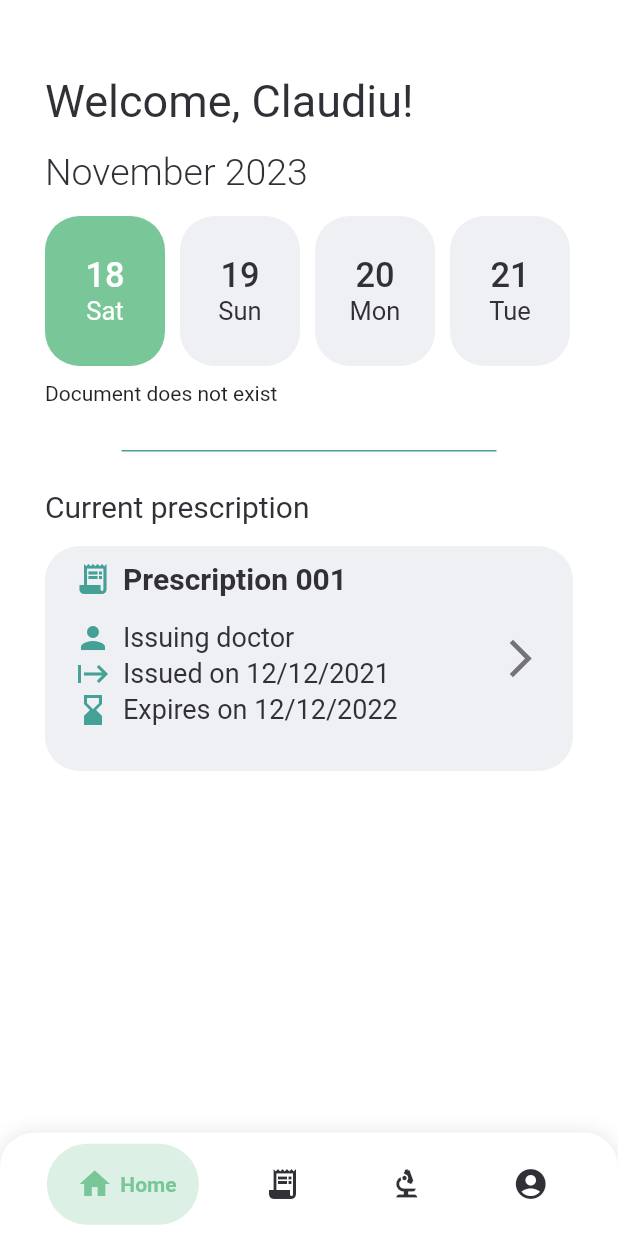
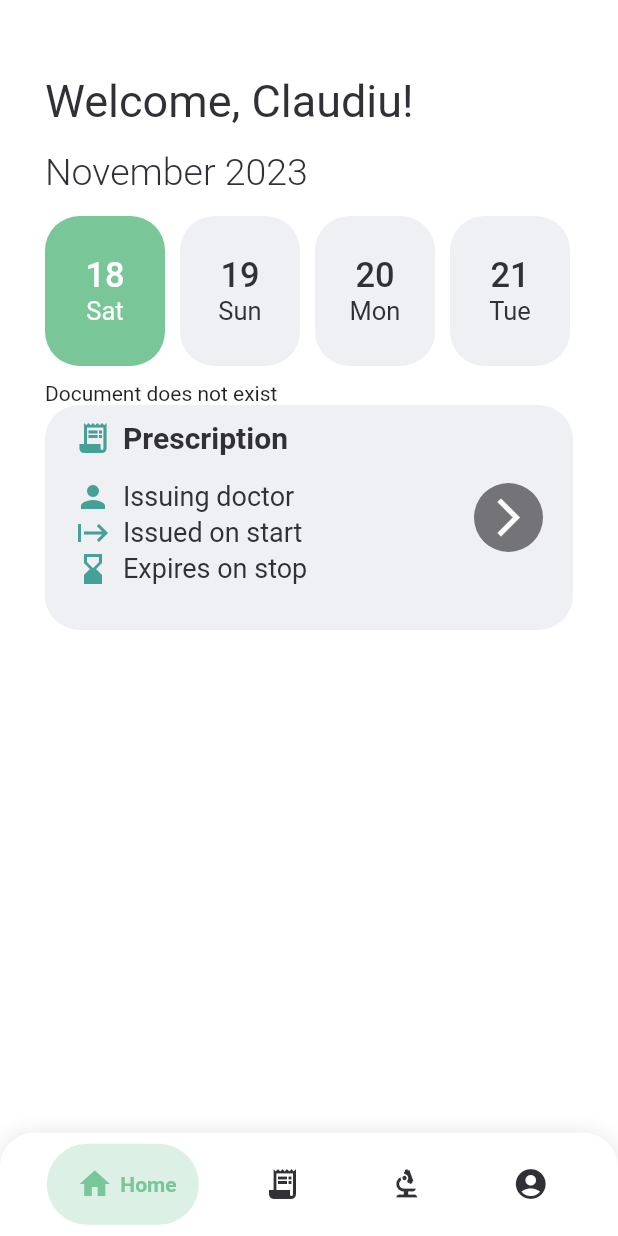
Before and after one commit to Team-Redevo/HealthHub, a Flutter app: the screen it shows after launch, on a phone screen of 412 x 824 dp. Run offline on Flutter 3.47's test engine with Material 2 defaults, Android fonts, the phone set to English and light mode, and no system bars; drawn by our look-alikes of google_nav_bar; our stand-ins replace cloud_firestore, firebase_core, flutter_slidable; accounts and stored records are empty; Roboto replaces fonts that are missing (Poppins).

Commit message:
complete merge + fix merging issues

```diff
--- a/health_hub_user_app/lib/homepage.dart
+++ b/health_hub_user_app/lib/homepage.dart
@@ -168,37 +168,16 @@ class _HomePageState extends State<HomePage> {
                           ),
                         );
                       }
-
                       return Text("loading");
                     },
                   ),
-                  Padding(
-                    padding: const EdgeInsets.only(top: 30, bottom: 25),
-                    child: Center(
-                      child: SizedBox(
-                        height: 1,
-                        width: 250,
-                        child: Container(
-                            decoration: BoxDecoration(color: secondaryColor)),
-                      ),
-                    ),
-                  ),
-                  Text('Current prescription',
-                      style: TextStyle(color: primaryTextColor, fontSize: 20)),
-                  SizedBox(
-                    height: 15,
-                  ),
-                  InkWell(
-                      onTap: () {
-                        // TO DO: Navigate to prescription page
-                      },
-                      child: PrescriptionInfoCard()),
-                ],
-              ),
-            ],
-          ),
+                  PrescriptionInfoCard("start", "stop", ["prescription"]),
+              ],
+            ),
+          ],
         ),
       ),
+    ),
     );
   }
 }
--- a/health_hub_user_app/lib/utils/custom_prescription_info_card.dart
+++ b/health_hub_user_app/lib/utils/custom_prescription_info_card.dart
@@ -1,8 +1,13 @@
+import "package:firebase_core/firebase_core.dart";
 import "package:flutter/material.dart";
 import "package:health_hub_user_app/main.dart";
 
 class PrescriptionInfoCard extends StatelessWidget {
-  PrescriptionInfoCard();
+  final String prescriptionDateStart;
+  final String prescriptionDateFinal;
+  final List<String> prescriptionRow;
+
+  PrescriptionInfoCard(this.prescriptionDateStart, this.prescriptionDateFinal, this.prescriptionRow);
 
   @override
   Widget build(BuildContext context) {
@@ -25,18 +30,19 @@ class PrescriptionInfoCard extends StatelessWidget {
                 mainAxisAlignment: MainAxisAlignment.start,
                 crossAxisAlignment: CrossAxisAlignment.start,
                 children: [
-                  Row(
+                  // title
+                  const Row(
                     children: [
                       Icon(
-                        Icons.receipt_long, // Choose the appropriate icon
-                        color: secondaryColor, // Customize the icon color
-                        size: 24, // Customize the icon size
+                        Icons.receipt_long,
+                        color: secondaryColor,
+                        size: 24,
                       ),
                       SizedBox(
                           width:
-                              8), // Adjust the space between the icon and text
+                              8),
                       Text(
-                        "Prescription 001",
+                        "Prescription",
                         style: TextStyle(
                           color: primaryTextColor,
                           fontSize: 20,
@@ -45,18 +51,19 @@ class PrescriptionInfoCard extends StatelessWidget {
                       ),
                     ],
                   ),
-                  Padding(
-                    padding: const EdgeInsets.only(top: 15),
+                  // issuing doctor
+                  const Padding(
+                    padding: EdgeInsets.only(top: 15),
                     child: Row(
                       children: [
                         Icon(
-                          Icons.person, // Choose the appropriate icon
-                          color: secondaryColor, // Customize the icon color
-                          size: 24, // Customize the icon size
+                          Icons.person,
+                          color: secondaryColor,
+                          size: 24,
                         ),
                         SizedBox(
                             width:
-                                8), // Adjust the space between the icon and text
+                                8),
                         Text(
                           "Issuing doctor",
                           style: TextStyle(
@@ -68,19 +75,18 @@ class PrescriptionInfoCard extends StatelessWidget {
                       ],
                     ),
                   ),
+                  // issue date
                   Row(
                     children: [
-                      Icon(
+                      const Icon(
                         Icons.start, // Choose the appropriate icon
                         color: secondaryColor, // Customize the icon color
                         size: 24, // Customize the icon size
                       ),
-                      SizedBox(
-                          width:
-                              8), // Adjust the space between the icon and text
+                      const SizedBox(width:8), // Adjust the space between the icon and text
                       Text(
-                        "Issued on 12/12/2021",
-                        style: TextStyle(
+                        "Issued on $prescriptionDateStart",
+                        style: const TextStyle(
                           color: primaryTextColor,
                           fontSize: 18,
                           fontWeight: FontWeight.normal,
@@ -88,19 +94,18 @@ class PrescriptionInfoCard extends StatelessWidget {
                       ),
                     ],
                   ),
+                  // expiry date
                   Row(
                     children: [
-                      Icon(
+                      const Icon(
                         Icons.hourglass_bottom, // Choose the appropriate icon
                         color: secondaryColor, // Customize the icon color
                         size: 24, // Customize the icon size
                       ),
-                      SizedBox(
-                          width:
-                              8), // Adjust the space between the icon and text
+                      const SizedBox(width:8), // Adjust the space between the icon and text
                       Text(
-                        "Expires on 12/12/2022",
-                        style: TextStyle(
+                        "Expires on $prescriptionDateFinal",
+                        style: const TextStyle(
                           color: primaryTextColor,
                           fontSize: 18,
                           fontWeight: FontWeight.normal,
@@ -111,10 +116,71 @@ class PrescriptionInfoCard extends StatelessWidget {
                 ],
               ),
             ),
-            Icon(Icons.arrow_forward_ios, color: secondaryTextColor, size: 30)
+            // this is the button that will show the modal
+            InkWell(
+              onTap: () {
+                _showModal(context);
+              },
+              child: Container(
+                padding: const EdgeInsets.all(8),
+                decoration: const BoxDecoration(
+                  shape: BoxShape.circle,
+                  color: secondaryTextColor,
+                ),
+                child: const Icon(
+                  Icons.arrow_forward_ios,
+                  color: Colors.white,
+                  size: 30,
+                ),
+              ),
+            ),
           ],
         ),
       ),
     );
   }
+
+
+  void _showModal(BuildContext context) {
+    showModalBottomSheet(
+      context: context,
+      isScrollControlled: true,
+      backgroundColor: Colors.transparent,
+      builder: (context) => FractionallySizedBox(
+        heightFactor: 0.7,
+        child: Container(
+          padding: EdgeInsets.all(16),
+          decoration: BoxDecoration(
+            color: Colors.white,
+            borderRadius: BorderRadius.vertical(top: Radius.circular(20.0)),
+          ),
+          child: Column(
+            crossAxisAlignment: CrossAxisAlignment.start,
+            mainAxisSize: MainAxisSize.min,
+            children: [
+              Text(
+                'Prescription Details',
+                style: TextStyle(
+                  fontSize: 20,  // 30
+                  fontWeight: FontWeight.bold,
+                ),
+              ),
+              SizedBox(height: 16),
+              for (int i = 2; i < prescriptionRow.length; i++)
+                Column(
+                  crossAxisAlignment: CrossAxisAlignment.start,
+                  children: [
+                    Text('SubstanceName: ' + prescriptionRow[i].split(",")[0].toString()),
+                    Text('Miligrams: ' + prescriptionRow[i].split(",")[1].toString()),
+                    Text('Dosage: ' + prescriptionRow[i].split(",")[2].toString()),
+                    Text('Period: ' + prescriptionRow[i].split(",")[3].toString()),
+                    SizedBox(height: 16),
+                  ],
+                ),
+            ],
+          ),
+        ),
+      ),
+    );
+  }
 }
```
Also changed, not shown: health_hub_user_app/lib/prescription_page.dart (+36 -5 lines).
